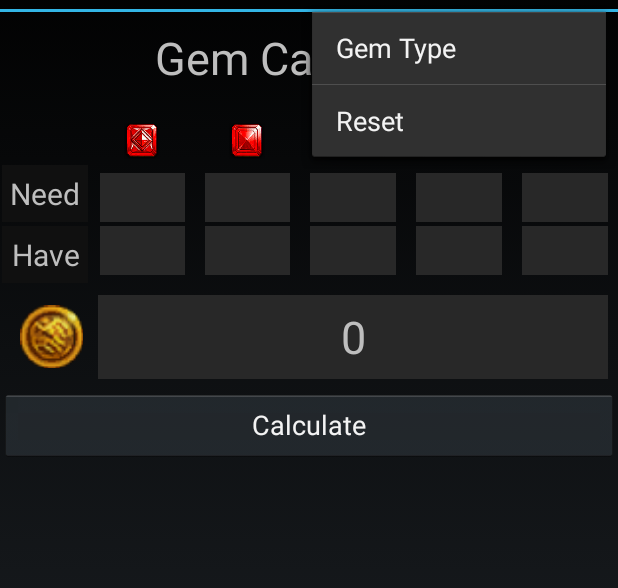
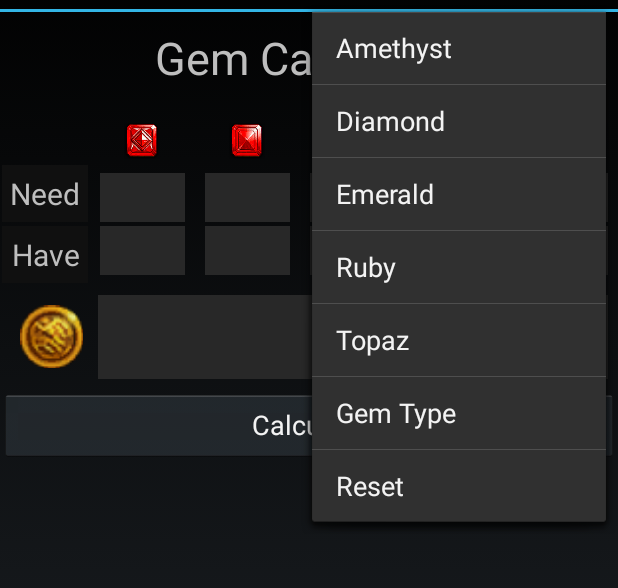
Before and after one commit to smusings/GemCrafter, an Android app: the screen it shows after launch (MainActivity), with the options menu open, on a phone screen of 412 x 824 dp, the part 60-648 px from its top. Run offline under Robolectric (Android 15) with nearby library versions, the phone set to English and light mode, and no system bars.

Commit message:
playing around with less-dialog and more menu options

```diff
--- a/src/main/res/menu/main.xml
+++ b/src/main/res/menu/main.xml
@@ -7,5 +7,26 @@
         android:showAsAction="never" />
     <item android:id="@+id/action_gem_type"
         android:title="@string/action_gem_type"
-        android:showAsAction="never" />
+        android:showAsAction="never"
+        android:orderInCategory="99" />
+    <item android:id= "@+id/action_amethyst"
+        android:title="Amethyst"
+        android:showAsAction="never"
+        />
+    <item android:id= "@+id/action_diamond"
+        android:title="Diamond"
+        android:showAsAction="never"
+        />
+    <item android:id= "@+id/action_Emerald"
+        android:title="Emerald"
+        android:showAsAction="never"
+        />
+    <item android:id= "@+id/action_Ruby"
+        android:title="Ruby"
+        android:showAsAction="never"
+        />
+    <item android:id= "@+id/action_topaz"
+        android:title="Topaz"
+        android:showAsAction="never"
+        />
 </menu>
```
Also changed, not shown: src/main/java/smusings/gemcrafter/MainActivity.java (+43 -0 lines).
